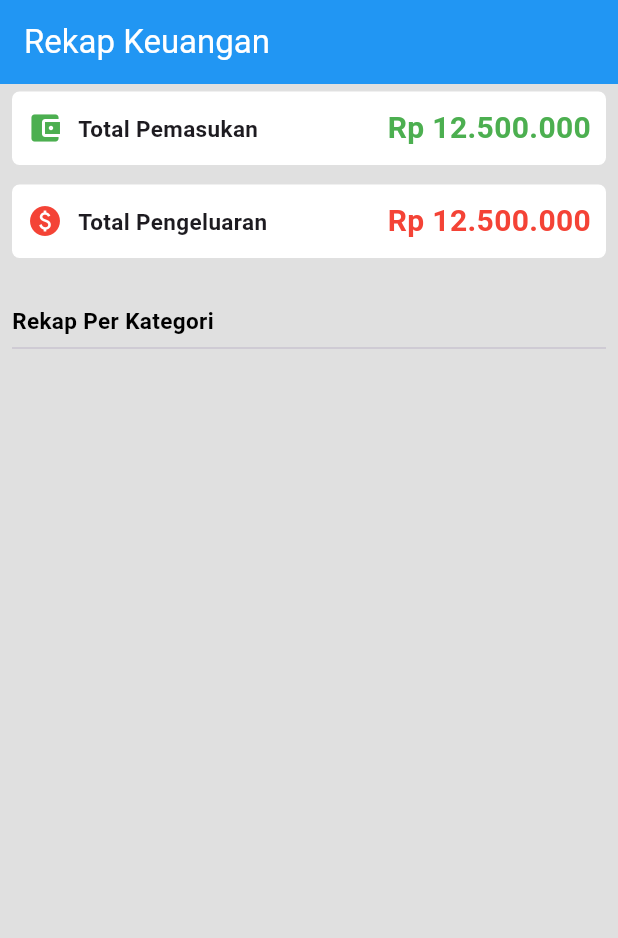
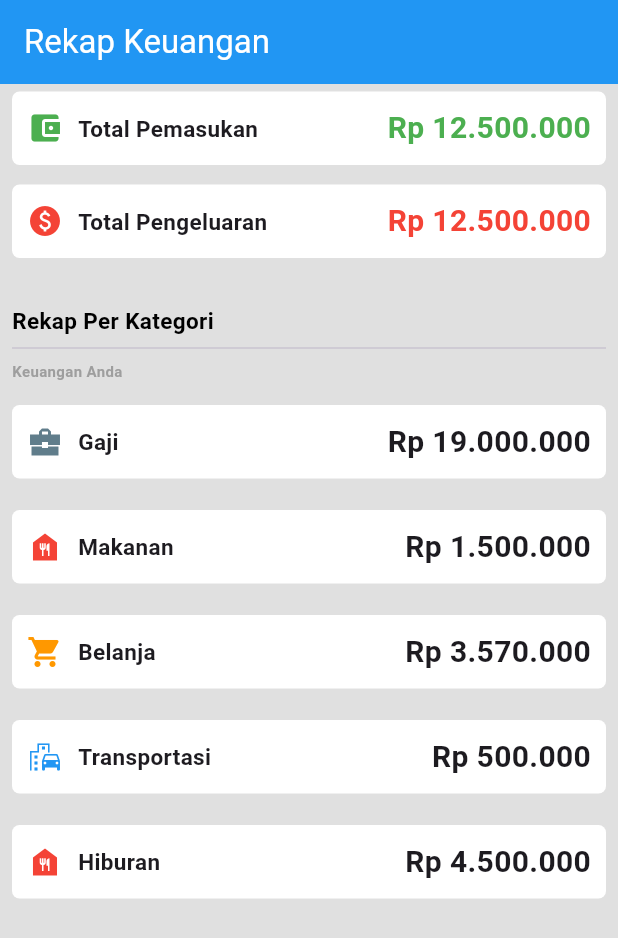
Before and after one commit to BungaDOR/Project-Aplikasi-Berbasis-Web-Pencatatan-Keuangan, a Flutter app: the screen it shows after launch, on a phone screen of 412 x 824 dp. Shown: the top 938 px of the screen. Run offline on Flutter 3.47's test engine with Material 3 defaults, Android fonts, the phone set to English and light mode, and no system bars.

Commit message:
Keuangan anda-Page RekapKeuangan

```diff
--- a/lib/rekap_keuangan/rekap_keuangan.dart
+++ b/lib/rekap_keuangan/rekap_keuangan.dart
@@ -88,9 +88,177 @@ class _RekapKeuanganState extends State<RekapKeuangan> {
                 color: Colors.black),
                 ),
                 Divider(),
+                Text("Keuangan Anda", style: TextStyle(
+                  fontSize: 10,
+                  fontWeight: FontWeight.w600,
+                  color: Colors.grey),
+                ),
               ],
             ),
-          )
+          ),
+
+            Padding(
+            padding: const EdgeInsets.all(8.0),
+            child: Container(
+              decoration: BoxDecoration(
+                borderRadius: BorderRadius.circular(5),
+                color: Colors.white,
+              ),
+              child: Padding(
+                padding: const EdgeInsets.all(10),
+                child: Row(
+                  children: [
+                    Icon(Icons.business_center_sharp, color: Colors.blueGrey),
+                    SizedBox(width: 10),
+                    Text(
+                      "Gaji",
+                      style: TextStyle(fontWeight: FontWeight.w600, fontSize: 15),
+                    ),
+                    Spacer(),
+                    Text(
+                      "Rp 19.000.000",
+                      style: TextStyle(
+                        fontWeight: FontWeight.bold,
+                        fontSize: 20,
+                      ),
+                    ),
+                  ],
+                ),
+              ),
+            ),
+          ),
+
+          SizedBox(height: 5,),
+
+          Padding(
+            padding: const EdgeInsets.all(8.0),
+            child: Container(
+                decoration: BoxDecoration(
+                  borderRadius: BorderRadius.circular(5),
+                  color: Colors.white,
+                ),
+                child: Padding(
+                  padding: const EdgeInsets.all(10),
+                  child: Row(
+                    children: [
+                      Icon(Icons.food_bank, color: Colors.red),
+                      SizedBox(width: 10),
+                      Text(
+                        "Makanan",
+                        style: TextStyle(fontWeight: FontWeight.w600, fontSize: 15),
+                      ),
+                      Spacer(),
+                      Text(
+                        "Rp 1.500.000",
+                        style: TextStyle(
+                          fontWeight: FontWeight.bold,
+                          fontSize: 20,
+                        ),
+                      ),
+                    ],
+                  ),
+                ),
+              ),
+          ),
+
+          SizedBox(height: 5,),
+
+          Padding(
+            padding: const EdgeInsets.all(8.0),
+            child: Container(
+                decoration: BoxDecoration(
+                  borderRadius: BorderRadius.circular(5),
+                  color: Colors.white,
+                ),
+                child: Padding(
+                  padding: const EdgeInsets.all(10),
+                  child: Row(
+                    children: [
+                      Icon(Icons.shopping_cart, color: Colors.orange),
+                      SizedBox(width: 10),
+                      Text(
+                        "Belanja",
+                        style: TextStyle(fontWeight: FontWeight.w600, fontSize: 15),
+                      ),
+                      Spacer(),
+                      Text(
+                        "Rp 3.570.000",
+                        style: TextStyle(
+                          fontWeight: FontWeight.bold,
+                          fontSize: 20,
+                        ),
+                      ),
+                    ],
+                  ),
+                ),
+              ),
+          ),
+
+          SizedBox(height: 5,),
+
+          Padding(
+            padding: const EdgeInsets.all(8.0),
+            child: Container(
+                decoration: BoxDecoration(
+                  borderRadius: BorderRadius.circular(5),
+                  color: Colors.white,
+                ),
+                child: Padding(
+                  padding: const EdgeInsets.all(10),
+                  child: Row(
+                    children: [
+                      Icon(Icons.emoji_transportation_sharp, color: Colors.blue),
+                      SizedBox(width: 10),
+                      Text(
+                        "Transportasi",
+                        style: TextStyle(fontWeight: FontWeight.w600, fontSize: 15),
+                      ),
+                      Spacer(),
+                      Text(
+                        "Rp 500.000",
+                        style: TextStyle(
+                          fontWeight: FontWeight.bold,
+                          fontSize: 20,
+                        ),
+                      ),
+                    ],
+                  ),
+                ),
+              ),
+          ),
+
+          SizedBox(height: 5,),
+
+          Padding(
+            padding: const EdgeInsets.all(8.0),
+            child: Container(
+                decoration: BoxDecoration(
+                  borderRadius: BorderRadius.circular(5),
+                  color: Colors.white,
+                ),
+                child: Padding(
+                  padding: const EdgeInsets.all(10),
+                  child: Row(
+                    children: [
+                      Icon(Icons.food_bank, color: Colors.red),
+                      SizedBox(width: 10),
+                      Text(
+                        "Hiburan",
+                        style: TextStyle(fontWeight: FontWeight.w600, fontSize: 15),
+                      ),
+                      Spacer(),
+                      Text(
+                        "Rp 4.500.000",
+                        style: TextStyle(
+                          fontWeight: FontWeight.bold,
+                          fontSize: 20,
+                        ),
+                      ),
+                    ],
+                  ),
+                ),
+              ),
+          ),
 
         ],
       ),
```
